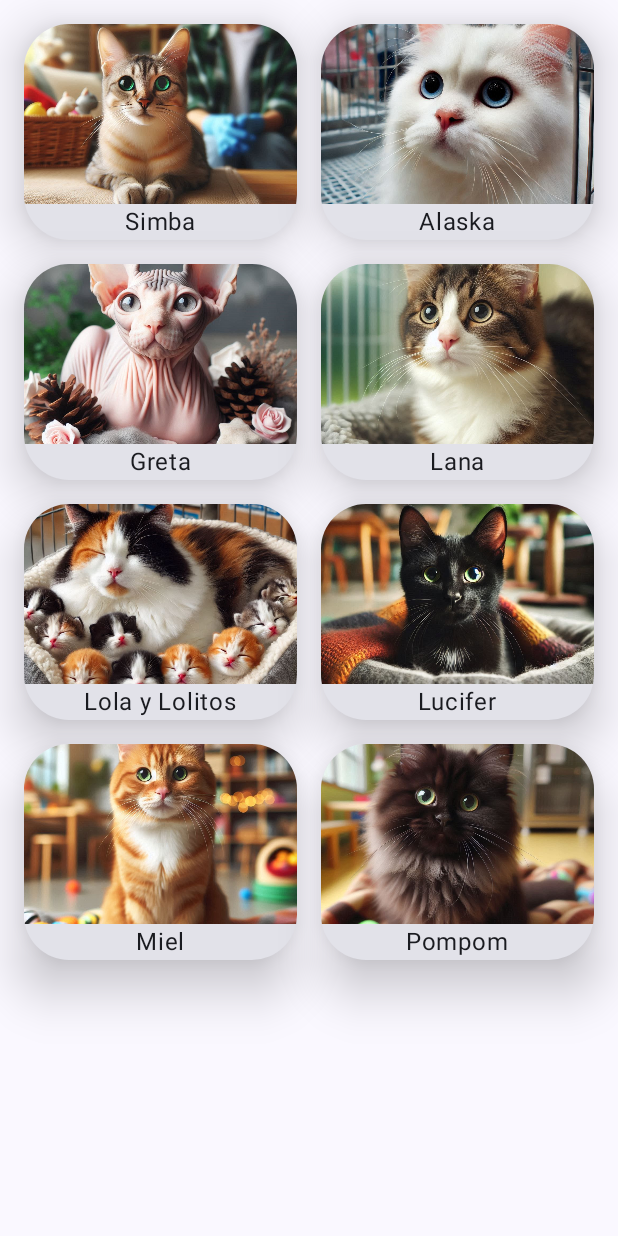
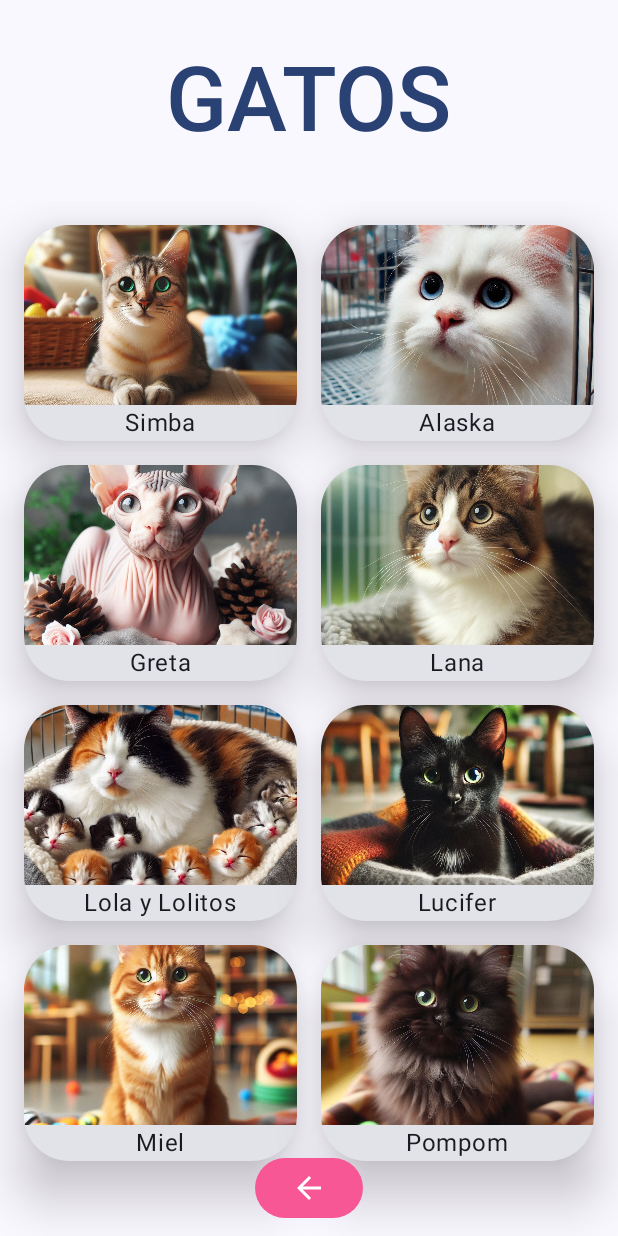
Before and after one commit to alcarazaina/AdoptDA, an Android app built with Jetpack Compose: the gatos screen opened through its navigation route, on a phone screen of 412 x 824 dp. Run offline under Robolectric (Android 15) with nearby library versions, the phone set to English and light mode, and no system bars.

Commit message:
Titulo y boton gatos

```diff
--- a/app/src/main/java/com/example/adoptda/view/MainActivity.kt
+++ b/app/src/main/java/com/example/adoptda/view/MainActivity.kt
@@ -27,8 +27,8 @@ class MainActivity : ComponentActivity() {
                     NavHost(navController = navController, startDestination = "inicio") {
                         composable("inicio") { PantallaInicio(navController) }
                         composable("menu") { PantallaMenu(navController) }
-                        composable("perros") { PantallaPerros() }
-                        composable("gatos") { PantallaGatos() }
+                        composable("perros") { PantallaPerros(navController) }
+                        composable("gatos") { PantallaGatos(navController) }
                     }
                 }
             }
--- a/app/src/main/java/com/example/adoptda/view/PantallaGatos.kt
+++ b/app/src/main/java/com/example/adoptda/view/PantallaGatos.kt
@@ -2,6 +2,7 @@ package com.example.adoptda.view
 
 import androidx.compose.foundation.Image
 import androidx.compose.foundation.clickable
+import androidx.compose.foundation.layout.Arrangement
 import androidx.compose.foundation.layout.Box
 import androidx.compose.foundation.layout.Column
 import androidx.compose.foundation.layout.PaddingValues
@@ -13,20 +14,33 @@ import androidx.compose.foundation.lazy.grid.GridCells
 import androidx.compose.foundation.lazy.grid.LazyVerticalGrid
 import androidx.compose.foundation.lazy.grid.items
 import androidx.compose.foundation.shape.RoundedCornerShape
+import androidx.compose.material.icons.Icons
+import androidx.compose.material.icons.filled.ArrowBack
+import androidx.compose.material3.Button
+import androidx.compose.material3.ButtonDefaults
 import androidx.compose.material3.Card
 import androidx.compose.material3.CardDefaults
+import androidx.compose.material3.Icon
+import androidx.compose.material3.MaterialTheme
 import androidx.compose.material3.Text
 import androidx.compose.runtime.Composable
 import androidx.compose.ui.Alignment
 import androidx.compose.ui.Modifier
+import androidx.compose.ui.graphics.Color
 import androidx.compose.ui.layout.ContentScale
 import androidx.compose.ui.res.painterResource
+import androidx.compose.ui.res.stringResource
+import androidx.compose.ui.text.TextStyle
+import androidx.compose.ui.text.font.FontWeight
 import androidx.compose.ui.unit.dp
+import androidx.compose.ui.unit.sp
+import androidx.navigation.NavController
 import com.example.adoptda.R
 import com.example.adoptda.model.Gato
+import com.example.adoptda.view.ui.theme.Pink
 
 @Composable
-fun PantallaGatos() {
+fun PantallaGatos(navController: NavController) {
     val gatos = listOf(
         Gato(1, "Simba", R.drawable.simba),
         Gato(2, "Alaska", R.drawable.alaska),
@@ -38,6 +52,20 @@ fun PantallaGatos() {
         Gato(8, "Pompom", R.drawable.pompom)
 
     )
+    Column(
+        modifier = Modifier.fillMaxSize(),
+        horizontalAlignment = Alignment.CenterHorizontally,
+        verticalArrangement = Arrangement.Center
+    ) {
+        Text(
+            text = stringResource(R.string.gatotitulo),
+            modifier = Modifier.padding(32.dp),
+            style = TextStyle(
+                fontSize = 60.sp,
+                color = MaterialTheme.colorScheme.primary,
+                fontWeight = FontWeight(weight = 500)
+            )
+        )
         Box(
             modifier = Modifier.fillMaxSize(),
             contentAlignment = Alignment.Center
@@ -47,8 +75,18 @@ fun PantallaGatos() {
                 contentPadding = PaddingValues(8.dp),
                 modifier = Modifier.fillMaxSize()
             ) {
-            items(gatos){ gatos ->
+                items(gatos) { gatos ->
                     GatoCard(gatos)
+                }
+            }
+            Button(
+                onClick = { navController.popBackStack() },
+                modifier = Modifier
+                    .padding(8.dp)
+                    .align(Alignment.BottomCenter),
+                colors = ButtonDefaults.buttonColors(Pink)
+            ) {
+                Icon(Icons.Default.ArrowBack, contentDescription = "Regresar", tint = Color.White)
             }
         }
     }
--- a/app/src/main/java/com/example/adoptda/view/ui/theme/Theme.kt
+++ b/app/src/main/java/com/example/adoptda/view/ui/theme/Theme.kt
@@ -12,13 +12,13 @@ import androidx.compose.runtime.Composable
 import androidx.compose.ui.platform.LocalContext
 
 private val DarkColorScheme = darkColorScheme(
-    primary = Purple80,
+    primary = Pink,
     secondary = PurpleGrey80,
     tertiary = Pink80
 )
 
 private val LightColorScheme = lightColorScheme(
-    primary = Purple40,
+    primary = Pink,
     secondary = PurpleGrey40,
     tertiary = Pink40
 
--- a/app/src/main/res/values/strings.xml
+++ b/app/src/main/res/values/strings.xml
@@ -3,4 +3,6 @@
     <string name="comenzar">Ir a Adoptda</string>
     <string name="perros">Adoptar un perro</string>
     <string name="gatos">Adoptar un gato</string>
+    <string name="perrotitulo">PERROS</string>
+    <string name="gatotitulo">GATOS</string>
 </resources>
```
Also changed, not shown: app/src/main/java/com/example/adoptda/view/PantallaPerros.kt (+22 -2 lines). Lines whose indentation alone changed are shown as unchanged.
